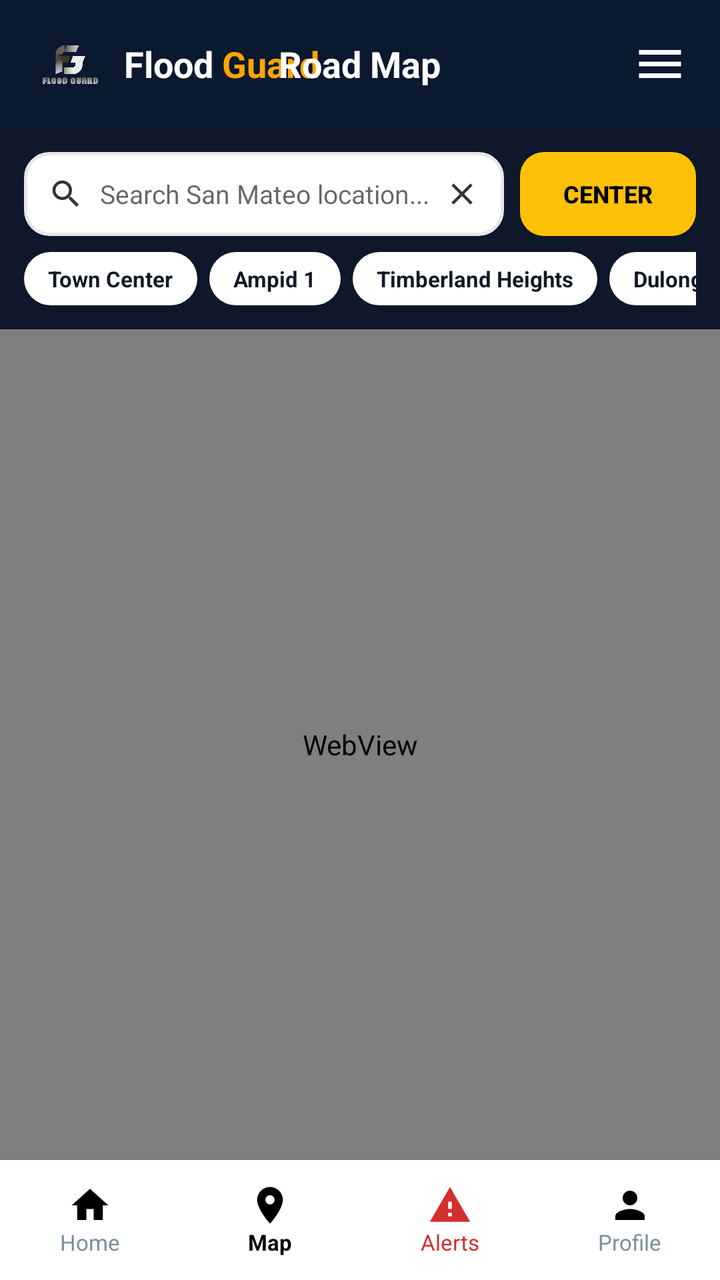
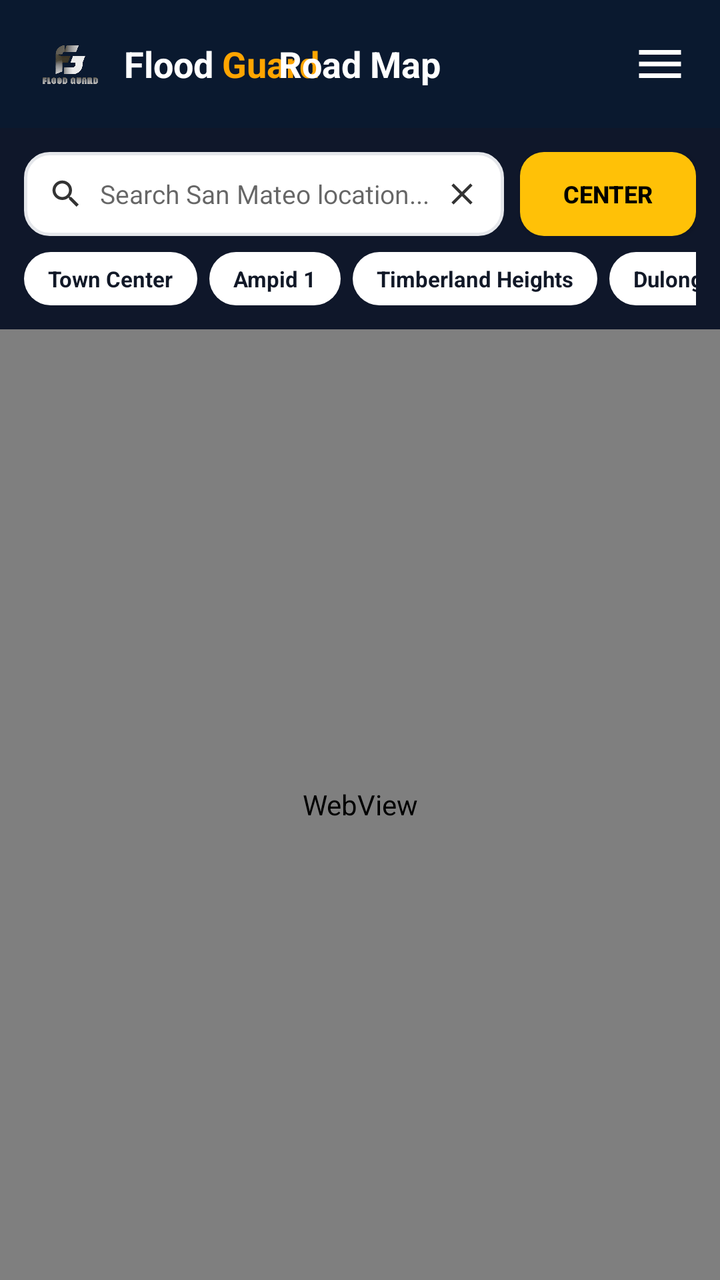

Compare the two renders of this Android layout. The source of the first and the diff that turns it into the second are given below.
<!-- AndroidManifest.xml: activity theme Theme.FloodGuard -->
<!-- res/layout/activity_map.xml -->
<?xml version="1.0" encoding="utf-8"?>
<RelativeLayout xmlns:android="http://schemas.android.com/apk/res/android"
    android:layout_width="match_parent"
    android:layout_height="match_parent"
    android:background="@color/app_bg">

    
    <RelativeLayout
        android:id="@+id/headerBar"
        android:layout_width="match_parent"
        android:layout_height="64dp"
        android:background="#0A192F"
        android:paddingStart="16dp"
        android:paddingEnd="16dp"
        android:layout_alignParentTop="true">

        
        <LinearLayout
            android:id="@+id/logoLayout"
            android:layout_width="wrap_content"
            android:layout_height="wrap_content"
            android:layout_centerVertical="true"
            android:gravity="center_vertical"
            android:orientation="horizontal"
            android:clickable="true"
            android:focusable="true">

            <ImageView
                android:layout_width="38dp"
                android:layout_height="38dp"
                android:src="@drawable/fg_logo"
                android:contentDescription="FloodGuard Logo" />

            <LinearLayout
                android:layout_width="wrap_content"
                android:layout_height="wrap_content"
                android:layout_marginStart="8dp"
                android:orientation="horizontal">

                <TextView
                    android:layout_width="wrap_content"
                    android:layout_height="wrap_content"
                    android:text="Flood "
                    android:textColor="@android:color/white"
                    android:textSize="18sp"
                    android:textStyle="bold" />

                <TextView
                    android:layout_width="wrap_content"
                    android:layout_height="wrap_content"
                    android:text="Guard"
                    android:textColor="#FFA500"
                    android:textSize="18sp"
                    android:textStyle="bold" />
            </LinearLayout>
        </LinearLayout>

        
        <TextView
            android:layout_width="wrap_content"
            android:layout_height="wrap_content"
            android:layout_centerInParent="true"
            android:text="Road Map"
            android:textColor="@android:color/white"
            android:textSize="18sp"
            android:textStyle="bold" />

        
        <ImageView
            android:id="@+id/menuIcon"
            android:layout_width="28dp"
            android:layout_height="28dp"
            android:layout_alignParentEnd="true"
            android:layout_centerVertical="true"
            android:src="@drawable/ic_menu"
            android:contentDescription="Menu"
            android:clickable="true"
            android:focusable="true" />
    </RelativeLayout>

    
    <LinearLayout
        android:id="@+id/mapControlBar"
        android:layout_width="match_parent"
        android:layout_height="wrap_content"
        android:layout_below="@id/headerBar"
        android:background="#0F172A"
        android:orientation="vertical"
        android:padding="12dp">

        
        <LinearLayout
            android:layout_width="match_parent"
            android:layout_height="42dp"
            android:orientation="horizontal"
            android:gravity="center_vertical">

            <LinearLayout
                android:layout_width="0dp"
                android:layout_height="match_parent"
                android:layout_weight="1"
                android:background="@drawable/search_bg"
                android:gravity="center_vertical"
                android:orientation="horizontal"
                android:paddingStart="12dp"
                android:paddingEnd="12dp">

                <ImageView
                    android:layout_width="18dp"
                    android:layout_height="18dp"
                    android:src="@drawable/ic_search"
                    android:contentDescription="Search" />

                <EditText
                    android:id="@+id/mapSearchInput"
                    android:layout_width="0dp"
                    android:layout_height="wrap_content"
                    android:layout_weight="1"
                    android:background="@null"
                    android:hint="Search San Mateo location..."
                    android:textSize="13sp"
                    android:textColor="@color/text_primary"
                    android:paddingStart="8dp"
                    android:paddingEnd="8dp"
                    android:maxLines="1"
                    android:imeOptions="actionSearch"
                    android:inputType="text" />

                <ImageView
                    android:id="@+id/mapClearSearch"
                    android:layout_width="18dp"
                    android:layout_height="18dp"
                    android:src="@drawable/ic_clear"
                    android:contentDescription="Clear" />
            </LinearLayout>

            
            <Button
                android:id="@+id/btnRecenterMap"
                android:layout_width="wrap_content"
                android:layout_height="match_parent"
                android:layout_marginStart="8dp"
                android:background="@drawable/btn_yellow"
                android:text="Center"
                android:textColor="#000000"
                android:textSize="12sp"
                android:textStyle="bold"
                android:paddingStart="12dp"
                android:paddingEnd="12dp" />

        </LinearLayout>

        
        <HorizontalScrollView
            android:layout_width="match_parent"
            android:layout_height="wrap_content"
            android:scrollbars="none"
            android:layout_marginTop="8dp">

            <LinearLayout
                android:layout_width="wrap_content"
                android:layout_height="wrap_content"
                android:orientation="horizontal"
                android:gravity="center_vertical">

                <TextView
                    android:id="@+id/chipSanMateo"
                    android:layout_width="wrap_content"
                    android:layout_height="wrap_content"
                    android:background="@drawable/btn_white_pill"
                    android:text="Town Center"
                    android:textColor="@color/text_primary"
                    android:textSize="11sp"
                    android:textStyle="bold"
                    android:paddingStart="12dp"
                    android:paddingEnd="12dp"
                    android:paddingTop="6dp"
                    android:paddingBottom="6dp"
                    android:layout_marginEnd="6dp"
                    android:clickable="true"
                    android:focusable="true" />

                <TextView
                    android:id="@+id/chipAmpid"
                    android:layout_width="wrap_content"
                    android:layout_height="wrap_content"
                    android:background="@drawable/btn_white_pill"
                    android:text="Ampid 1"
                    android:textColor="@color/text_primary"
                    android:textSize="11sp"
                    android:textStyle="bold"
                    android:paddingStart="12dp"
                    android:paddingEnd="12dp"
                    android:paddingTop="6dp"
                    android:paddingBottom="6dp"
                    android:layout_marginEnd="6dp"
                    android:clickable="true"
                    android:focusable="true" />

                <TextView
                    android:id="@+id/chipTimberland"
                    android:layout_width="wrap_content"
                    android:layout_height="wrap_content"
                    android:background="@drawable/btn_white_pill"
                    android:text="Timberland Heights"
                    android:textColor="@color/text_primary"
                    android:textSize="11sp"
                    android:textStyle="bold"
                    android:paddingStart="12dp"
                    android:paddingEnd="12dp"
                    android:paddingTop="6dp"
                    android:paddingBottom="6dp"
                    android:layout_marginEnd="6dp"
                    android:clickable="true"
                    android:focusable="true" />

                <TextView
                    android:id="@+id/chipDulongBayan"
                    android:layout_width="wrap_content"
                    android:layout_height="wrap_content"
                    android:background="@drawable/btn_white_pill"
                    android:text="Dulong Bayan"
                    android:textColor="@color/text_primary"
                    android:textSize="11sp"
                    android:textStyle="bold"
                    android:paddingStart="12dp"
                    android:paddingEnd="12dp"
                    android:paddingTop="6dp"
                    android:paddingBottom="6dp"
                    android:layout_marginEnd="6dp"
                    android:clickable="true"
                    android:focusable="true" />

                <TextView
                    android:id="@+id/chipBanaba"
                    android:layout_width="wrap_content"
                    android:layout_height="wrap_content"
                    android:background="@drawable/btn_white_pill"
                    android:text="Banaba"
                    android:textColor="@color/text_primary"
                    android:textSize="11sp"
                    android:textStyle="bold"
                    android:paddingStart="12dp"
                    android:paddingEnd="12dp"
                    android:paddingTop="6dp"
                    android:paddingBottom="6dp"
                    android:clickable="true"
                    android:focusable="true" />

            </LinearLayout>
        </HorizontalScrollView>

    </LinearLayout>

    
    <WebView
        android:id="@+id/fullMapView"
        android:layout_width="match_parent"
        android:layout_height="match_parent"
        android:layout_below="@id/mapControlBar"
        android:layout_above="@id/bottomNav" />

    
    <LinearLayout
        android:id="@+id/bottomNav"
        android:layout_width="match_parent"
        android:layout_height="60dp"
        android:background="@color/bottom_nav_bg"
        android:orientation="horizontal"
        android:layout_alignParentBottom="true"
        android:elevation="8dp">

        
        <LinearLayout
            android:id="@+id/navHome"
            android:layout_width="0dp"
            android:layout_height="match_parent"
            android:layout_weight="1"
            android:orientation="vertical"
            android:gravity="center"
            android:clickable="true"
            android:focusable="true">
            <ImageView
                android:layout_width="22dp"
                android:layout_height="22dp"
                android:src="@drawable/ic_home"
                android:contentDescription="Home" />
            <TextView
                android:layout_width="wrap_content"
                android:layout_height="wrap_content"
                android:text="Home"
                android:textSize="11sp"
                android:textColor="#78909C" />
        </LinearLayout>

        
        <LinearLayout
            android:id="@+id/navMap"
            android:layout_width="0dp"
            android:layout_height="match_parent"
            android:layout_weight="1"
            android:orientation="vertical"
            android:gravity="center"
            android:clickable="true"
            android:focusable="true">
            <ImageView
                android:layout_width="22dp"
                android:layout_height="22dp"
                android:src="@drawable/ic_map_pin"
                android:contentDescription="Map" />
            <TextView
                android:layout_width="wrap_content"
                android:layout_height="wrap_content"
                android:text="Map"
                android:textSize="11sp"
                android:textStyle="bold"
                android:textColor="#000000" />
        </LinearLayout>

        
        <LinearLayout
            android:id="@+id/navAlerts"
            android:layout_width="0dp"
            android:layout_height="match_parent"
            android:layout_weight="1"
            android:orientation="vertical"
            android:gravity="center"
            android:clickable="true"
            android:focusable="true">
            <ImageView
                android:layout_width="22dp"
                android:layout_height="22dp"
                android:src="@drawable/ic_alert"
                android:contentDescription="Alerts" />
            <TextView
                android:layout_width="wrap_content"
                android:layout_height="wrap_content"
                android:text="Alerts"
                android:textSize="11sp"
                android:textColor="#D32F2F" />
        </LinearLayout>

        
        <LinearLayout
            android:id="@+id/navProfile"
            android:layout_width="0dp"
            android:layout_height="match_parent"
            android:layout_weight="1"
            android:orientation="vertical"
            android:gravity="center"
            android:clickable="true"
            android:focusable="true">
            <ImageView
                android:layout_width="22dp"
                android:layout_height="22dp"
                android:src="@drawable/ic_profile"
                android:contentDescription="Profile" />
            <TextView
                android:layout_width="wrap_content"
                android:layout_height="wrap_content"
                android:text="Profile"
                android:textSize="11sp"
                android:textColor="#78909C" />
        </LinearLayout>

    </LinearLayout>

</RelativeLayout>
<!-- resources referenced by this layout -->
<resources>
  <color name="app_bg">#FFFFFF</color>
  <color name="bottom_nav_bg">#FFFFFF</color>
  <color name="text_primary">#111827</color>
  <!-- drawable btn_white_pill (drawable) -->
  <?xml version="1.0" encoding="utf-8"?>
  <shape xmlns:android="http://schemas.android.com/apk/res/android"
      android:shape="rectangle">
      <solid android:color="#FFFFFF" />
      <corners android:radius="20dp" />
  </shape>
  <!-- drawable btn_yellow (drawable) -->
  <?xml version="1.0" encoding="utf-8"?>
  <shape xmlns:android="http://schemas.android.com/apk/res/android"
      android:shape="rectangle">
      <solid android:color="#FFC107" />
      <corners android:radius="12dp" />
  </shape>
  <!-- drawable ic_alert (drawable) -->
  <vector xmlns:android="http://schemas.android.com/apk/res/android"
      android:width="24dp"
      android:height="24dp"
      android:viewportWidth="24"
      android:viewportHeight="24">
      <path
          android:fillColor="#D32F2F"
          android:pathData="M1,21h22L12,2 1,21zm12,-3h-2v-2h2v2zm0,-4h-2v-4h2v4z" />
  </vector>
  <!-- drawable ic_clear (drawable) -->
  <vector xmlns:android="http://schemas.android.com/apk/res/android"
      android:width="20dp"
      android:height="20dp"
      android:viewportWidth="24"
      android:viewportHeight="24">
      <path
          android:fillColor="#333333"
          android:pathData="M19,6.41L17.59,5 12,10.59 6.41,5 5,6.41 10.59,12 5,17.59 6.41,19 12,13.41 17.59,19 19,17.59 13.41,12z" />
  </vector>
  <!-- drawable ic_home (drawable) -->
  <vector xmlns:android="http://schemas.android.com/apk/res/android"
      android:width="24dp"
      android:height="24dp"
      android:viewportWidth="24"
      android:viewportHeight="24">
      <path
          android:fillColor="#000000"
          android:pathData="M10,20v-6h4v6h5v-8h3L12,3 2,12h3v8z" />
  </vector>
  <!-- drawable ic_map_pin (drawable) -->
  <vector xmlns:android="http://schemas.android.com/apk/res/android"
      android:width="24dp"
      android:height="24dp"
      android:viewportWidth="24"
      android:viewportHeight="24">
      <path
          android:fillColor="#000000"
          android:pathData="M12,2C8.13,2 5,5.13 5,9c0,5.25 7,13 7,13s7,-7.75 7,-13c0,-3.87 -3.13,-7 -7,-7zm0,9.5c-1.38,0 -2.5,-1.12 -2.5,-2.5s1.12,-2.5 2.5,-2.5 2.5,1.12 2.5,2.5 -1.12,2.5 -2.5,2.5z" />
  </vector>
  <!-- drawable ic_menu (drawable) -->
  <vector xmlns:android="http://schemas.android.com/apk/res/android"
      android:width="28dp"
      android:height="28dp"
      android:viewportWidth="24"
      android:viewportHeight="24">
      <path
          android:fillColor="#FFFFFF"
          android:pathData="M3,18h18v-2H3v2zm0,-5h18v-2H3v2zm0,-7v2h18V6H3z" />
  </vector>
  <!-- drawable ic_profile (drawable) -->
  <vector xmlns:android="http://schemas.android.com/apk/res/android"
      android:width="24dp"
      android:height="24dp"
      android:viewportWidth="24"
      android:viewportHeight="24">
      <path
          android:fillColor="#000000"
          android:pathData="M12,12c2.21,0 4,-1.79 4,-4s-1.79,-4 -4,-4 -4,1.79 -4,4 1.79,4 4,4zm0,2c-2.67,0 -8,1.34 -8,4v2h16v-2c0,-2.66 -5.33,-4 -8,-4z" />
  </vector>
  <!-- drawable search_bg (drawable) -->
  <?xml version="1.0" encoding="utf-8"?>
  <shape xmlns:android="http://schemas.android.com/apk/res/android"
      android:shape="rectangle">
      <solid android:color="@color/card_bg" />
      <corners android:radius="12dp" />
      <stroke
          android:width="1.5dp"
          android:color="@color/card_stroke" />
  </shape>
  <style name="Theme.FloodGuard" parent="Theme.AppCompat.DayNight.NoActionBar">
          <item name="windowActionBar">false</item>
          <item name="windowNoTitle">true</item>
      </style>
  <color name="card_bg">#FFFFFF</color>
  <color name="card_stroke">#E5E7EB</color>
  <!-- unchanged entries left out for length: 2 -->
</resources>

<!-- the commit's change to res/layout/activity_map.xml (unified diff, before → after) -->
@@ -258,111 +258,6 @@
         android:layout_width="match_parent"
         android:layout_height="match_parent"
         android:layout_below="@id/mapControlBar"
-        android:layout_above="@id/bottomNav" />
-
-    
-    <LinearLayout
-        android:id="@+id/bottomNav"
-        android:layout_width="match_parent"
-        android:layout_height="60dp"
-        android:background="@color/bottom_nav_bg"
-        android:orientation="horizontal"
-        android:layout_alignParentBottom="true"
-        android:elevation="8dp">
-
-        
-        <LinearLayout
-            android:id="@+id/navHome"
-            android:layout_width="0dp"
-            android:layout_height="match_parent"
-            android:layout_weight="1"
-            android:orientation="vertical"
-            android:gravity="center"
-            android:clickable="true"
-            android:focusable="true">
-            <ImageView
-                android:layout_width="22dp"
-                android:layout_height="22dp"
-                android:src="@drawable/ic_home"
-                android:contentDescription="Home" />
-            <TextView
-                android:layout_width="wrap_content"
-                android:layout_height="wrap_content"
-                android:text="Home"
-                android:textSize="11sp"
-                android:textColor="#78909C" />
-        </LinearLayout>
-
-        
-        <LinearLayout
-            android:id="@+id/navMap"
-            android:layout_width="0dp"
-            android:layout_height="match_parent"
-            android:layout_weight="1"
-            android:orientation="vertical"
-            android:gravity="center"
-            android:clickable="true"
-            android:focusable="true">
-            <ImageView
-                android:layout_width="22dp"
-                android:layout_height="22dp"
-                android:src="@drawable/ic_map_pin"
-                android:contentDescription="Map" />
-            <TextView
-                android:layout_width="wrap_content"
-                android:layout_height="wrap_content"
-                android:text="Map"
-                android:textSize="11sp"
-                android:textStyle="bold"
-                android:textColor="#000000" />
-        </LinearLayout>
-
-        
-        <LinearLayout
-            android:id="@+id/navAlerts"
-            android:layout_width="0dp"
-            android:layout_height="match_parent"
-            android:layout_weight="1"
-            android:orientation="vertical"
-            android:gravity="center"
-            android:clickable="true"
-            android:focusable="true">
-            <ImageView
-                android:layout_width="22dp"
-                android:layout_height="22dp"
-                android:src="@drawable/ic_alert"
-                android:contentDescription="Alerts" />
-            <TextView
-                android:layout_width="wrap_content"
-                android:layout_height="wrap_content"
-                android:text="Alerts"
-                android:textSize="11sp"
-                android:textColor="#D32F2F" />
-        </LinearLayout>
-
-        
-        <LinearLayout
-            android:id="@+id/navProfile"
-            android:layout_width="0dp"
-            android:layout_height="match_parent"
-            android:layout_weight="1"
-            android:orientation="vertical"
-            android:gravity="center"
-            android:clickable="true"
-            android:focusable="true">
-            <ImageView
-                android:layout_width="22dp"
-                android:layout_height="22dp"
-                android:src="@drawable/ic_profile"
-                android:contentDescription="Profile" />
-            <TextView
-                android:layout_width="wrap_content"
-                android:layout_height="wrap_content"
-                android:text="Profile"
-                android:textSize="11sp"
-                android:textColor="#78909C" />
-        </LinearLayout>
-
-    </LinearLayout>
+        android:layout_alignParentBottom="true" />
 
 </RelativeLayout>
<!-- resource entries referenced after the edit -->
@@ -1,7 +1,6 @@
 <!-- resources referenced by this layout -->
 <resources>
   <color name="app_bg">#FFFFFF</color>
-  <color name="bottom_nav_bg">#FFFFFF</color>
   <color name="text_primary">#111827</color>
   <!-- drawable btn_white_pill (drawable) -->
   <?xml version="1.0" encoding="utf-8"?>
@@ -17,16 +16,6 @@
       <solid android:color="#FFC107" />
       <corners android:radius="12dp" />
   </shape>
-  <!-- drawable ic_alert (drawable) -->
-  <vector xmlns:android="http://schemas.android.com/apk/res/android"
-      android:width="24dp"
-      android:height="24dp"
-      android:viewportWidth="24"
-      android:viewportHeight="24">
-      <path
-          android:fillColor="#D32F2F"
-          android:pathData="M1,21h22L12,2 1,21zm12,-3h-2v-2h2v2zm0,-4h-2v-4h2v4z" />
-  </vector>
   <!-- drawable ic_clear (drawable) -->
   <vector xmlns:android="http://schemas.android.com/apk/res/android"
       android:width="20dp"
@@ -37,26 +26,6 @@
           android:fillColor="#333333"
           android:pathData="M19,6.41L17.59,5 12,10.59 6.41,5 5,6.41 10.59,12 5,17.59 6.41,19 12,13.41 17.59,19 19,17.59 13.41,12z" />
   </vector>
-  <!-- drawable ic_home (drawable) -->
-  <vector xmlns:android="http://schemas.android.com/apk/res/android"
-      android:width="24dp"
-      android:height="24dp"
-      android:viewportWidth="24"
-      android:viewportHeight="24">
-      <path
-          android:fillColor="#000000"
-          android:pathData="M10,20v-6h4v6h5v-8h3L12,3 2,12h3v8z" />
-  </vector>
-  <!-- drawable ic_map_pin (drawable) -->
-  <vector xmlns:android="http://schemas.android.com/apk/res/android"
-      android:width="24dp"
-      android:height="24dp"
-      android:viewportWidth="24"
-      android:viewportHeight="24">
-      <path
-          android:fillColor="#000000"
-          android:pathData="M12,2C8.13,2 5,5.13 5,9c0,5.25 7,13 7,13s7,-7.75 7,-13c0,-3.87 -3.13,-7 -7,-7zm0,9.5c-1.38,0 -2.5,-1.12 -2.5,-2.5s1.12,-2.5 2.5,-2.5 2.5,1.12 2.5,2.5 -1.12,2.5 -2.5,2.5z" />
-  </vector>
   <!-- drawable ic_menu (drawable) -->
   <vector xmlns:android="http://schemas.android.com/apk/res/android"
       android:width="28dp"
@@ -66,16 +35,6 @@
       <path
           android:fillColor="#FFFFFF"
           android:pathData="M3,18h18v-2H3v2zm0,-5h18v-2H3v2zm0,-7v2h18V6H3z" />
-  </vector>
-  <!-- drawable ic_profile (drawable) -->
-  <vector xmlns:android="http://schemas.android.com/apk/res/android"
-      android:width="24dp"
-      android:height="24dp"
-      android:viewportWidth="24"
-      android:viewportHeight="24">
-      <path
-          android:fillColor="#000000"
-          android:pathData="M12,12c2.21,0 4,-1.79 4,-4s-1.79,-4 -4,-4 -4,1.79 -4,4 1.79,4 4,4zm0,2c-2.67,0 -8,1.34 -8,4v2h16v-2c0,-2.66 -5.33,-4 -8,-4z" />
   </vector>
   <!-- drawable search_bg (drawable) -->
   <?xml version="1.0" encoding="utf-8"?>
